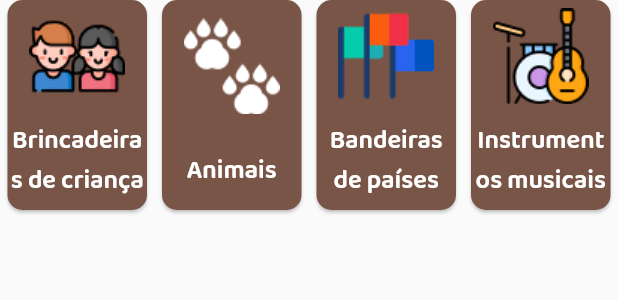
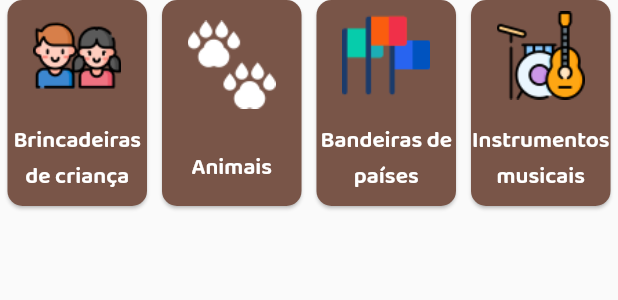
Before and after one commit to oberdancunha/flutter-memory-game-app, a Flutter app: the ChooseTypeCardsWidget widget shown alone on an empty page, opened directly, on a phone screen of 412 x 824 dp. Shown: the top 300 px of the screen. Run offline on Flutter 3.47's test engine with Material 2 defaults, Android fonts, the light colour scheme and no system bars; our stand-ins replace flutter_modular, flutter_triple, fpdart, freezed_annotation, kt_dart.

Commit message:
Responsiveness for multiple devices.

```diff
--- a/lib/presentation/core/app_page.dart
+++ b/lib/presentation/core/app_page.dart
@@ -13,8 +13,9 @@ class AppPage extends StatelessWidget {
         body: Column(
           children: const [
             HeaderWidget(),
-            SizedBox(height: 20),
+            SizedBox(height: 10),
             ChooseTypeCardsWidget(),
+            SizedBox(height: 10),
             GamePage(),
           ],
         ),
--- a/lib/presentation/core/widgets/choose_type_cards_widget.dart
+++ b/lib/presentation/core/widgets/choose_type_cards_widget.dart
@@ -13,7 +13,7 @@ class ChooseTypeCardsWidget extends StatelessWidget {
 
   @override
   Widget build(BuildContext context) => SizedBox(
-        height: 140,
+        height: MediaQuery.of(context).size.height / 6,
         child: ListView(
           scrollDirection: Axis.horizontal,
           children: [
@@ -73,12 +73,15 @@ class ChooseTypeCardsWidget extends StatelessWidget {
             child: Column(
               mainAxisAlignment: MainAxisAlignment.spaceAround,
               children: [
-                Image(image: AssetImage(image)),
+                Image(
+                  image: AssetImage(image),
+                  width: MediaQuery.of(context).size.width / 7,
+                ),
                 SizedBox(
                   child: Text(
                     title,
-                    style: const TextStyle(
-                      fontSize: 17,
+                    style: TextStyle(
+                      fontSize: MediaQuery.of(context).size.width / 27,
                       fontWeight: FontWeight.bold,
                       color: Colors.white,
                     ),
--- a/lib/presentation/core/widgets/header_widget.dart
+++ b/lib/presentation/core/widgets/header_widget.dart
@@ -26,7 +26,7 @@ class HeaderWidget extends StatelessWidget {
               Text(
                 'Jogo da Memória',
                 style: TextStyle(
-                  fontSize: 65,
+                  fontSize: MediaQuery.of(context).size.width / 7,
                   fontFamily: 'K26ToyBlocks123',
                   fontWeight: FontWeight.bold,
                   color: Colors.brown.shade700,
--- a/lib/presentation/game/game_page.dart
+++ b/lib/presentation/game/game_page.dart
@@ -24,9 +24,7 @@ class _GamePageState extends State<GamePage> {
   }
 
   @override
-  Widget build(BuildContext context) => SizedBox(
-        height: MediaQuery.of(context).size.height / 2,
-        width: double.infinity,
+  Widget build(BuildContext context) => Expanded(
         child: RouterOutlet(),
       );
 }
```
Also changed, not shown: lib/main.dart (+11 -6 lines), lib/presentation/game/widget/game_card_widget.dart (+5 -4 lines), lib/presentation/game/widget/game_widget.dart (+14 -9 lines).
